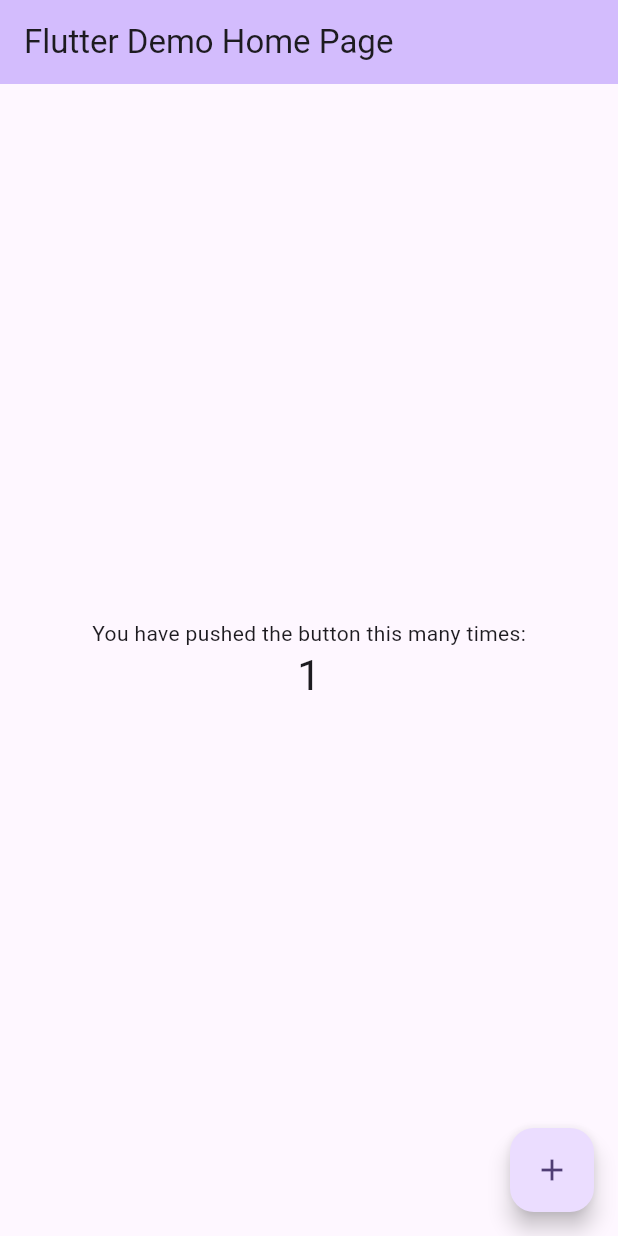
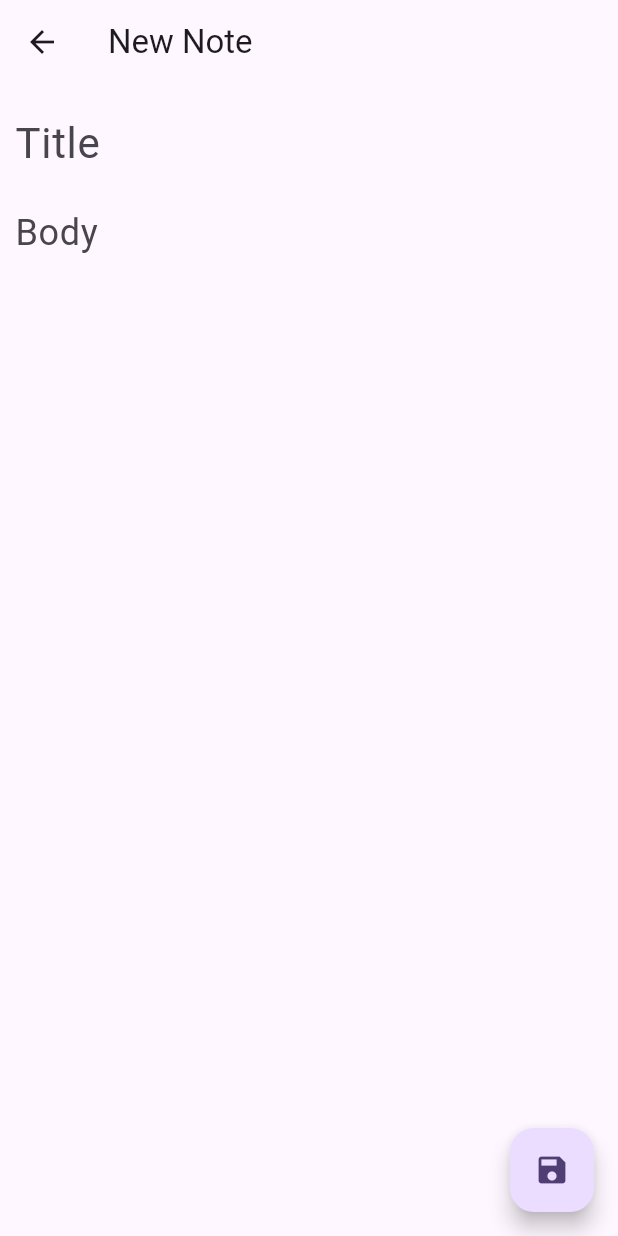
Before and after one commit to rckash/hive_crud_app, a Flutter app: the screen it shows after launch, after a tap on the "add" icon, on a phone screen of 412 x 824 dp. Run offline on Flutter 3.47's test engine with Material 2 defaults, Android fonts, the phone set to English and light mode, and no system bars.

Commit message:
added screens, a model, a widget for note creation

```diff
--- a/lib/main.dart
+++ b/lib/main.dart
@@ -1,4 +1,5 @@
 import 'package:flutter/material.dart';
+import 'package:hive_crud_app/screens/home_screen.dart';
 
 void main() {
   runApp(const MyApp());
@@ -13,113 +14,10 @@ class MyApp extends StatelessWidget {
     return MaterialApp(
       title: 'Flutter Demo',
       theme: ThemeData(
-        // This is the theme of your application.
-        //
-        // TRY THIS: Try running your application with "flutter run". You'll see
-        // the application has a blue toolbar. Then, without quitting the app,
-        // try changing the seedColor in the colorScheme below to Colors.green
-        // and then invoke "hot reload" (save your changes or press the "hot
-        // reload" button in a Flutter-supported IDE, or press "r" if you used
-        // the command line to start the app).
-        //
-        // Notice that the counter didn't reset back to zero; the application
-        // state is not lost during the reload. To reset the state, use hot
-        // restart instead.
-        //
-        // This works for code too, not just values: Most code changes can be
-        // tested with just a hot reload.
         colorScheme: ColorScheme.fromSeed(seedColor: Colors.deepPurple),
         useMaterial3: true,
       ),
-      home: const MyHomePage(title: 'Flutter Demo Home Page'),
+      home: const HomeScreen(),
     );
   }
 }
-
-class MyHomePage extends StatefulWidget {
-  const MyHomePage({super.key, required this.title});
-
-  // This widget is the home page of your application. It is stateful, meaning
-  // that it has a State object (defined below) that contains fields that affect
-  // how it looks.
-
-  // This class is the configuration for the state. It holds the values (in this
-  // case the title) provided by the parent (in this case the App widget) and
-  // used by the build method of the State. Fields in a Widget subclass are
-  // always marked "final".
-
-  final String title;
-
-  @override
-  State<MyHomePage> createState() => _MyHomePageState();
-}
-
-class _MyHomePageState extends State<MyHomePage> {
-  int _counter = 0;
-
-  void _incrementCounter() {
-    setState(() {
-      // This call to setState tells the Flutter framework that something has
-      // changed in this State, which causes it to rerun the build method below
-      // so that the display can reflect the updated values. If we changed
-      // _counter without calling setState(), then the build method would not be
-      // called again, and so nothing would appear to happen.
-      _counter++;
-    });
-  }
-
-  @override
-  Widget build(BuildContext context) {
-    // This method is rerun every time setState is called, for instance as done
-    // by the _incrementCounter method above.
-    //
-    // The Flutter framework has been optimized to make rerunning build methods
-    // fast, so that you can just rebuild anything that needs updating rather
-    // than having to individually change instances of widgets.
-    return Scaffold(
-      appBar: AppBar(
-        // TRY THIS: Try changing the color here to a specific color (to
-        // Colors.amber, perhaps?) and trigger a hot reload to see the AppBar
-        // change color while the other colors stay the same.
-        backgroundColor: Theme.of(context).colorScheme.inversePrimary,
-        // Here we take the value from the MyHomePage object that was created by
-        // the App.build method, and use it to set our appbar title.
-        title: Text(widget.title),
-      ),
-      body: Center(
-        // Center is a layout widget. It takes a single child and positions it
-        // in the middle of the parent.
-        child: Column(
-          // Column is also a layout widget. It takes a list of children and
-          // arranges them vertically. By default, it sizes itself to fit its
-          // children horizontally, and tries to be as tall as its parent.
-          //
-          // Column has various properties to control how it sizes itself and
-          // how it positions its children. Here we use mainAxisAlignment to
-          // center the children vertically; the main axis here is the vertical
-          // axis because Columns are vertical (the cross axis would be
-          // horizontal).
-          //
-          // TRY THIS: Invoke "debug painting" (choose the "Toggle Debug Paint"
-          // action in the IDE, or press "p" in the console), to see the
-          // wireframe for each widget.
-          mainAxisAlignment: MainAxisAlignment.center,
-          children: <Widget>[
-            const Text(
-              'You have pushed the button this many times:',
-            ),
-            Text(
-              '$_counter',
-              style: Theme.of(context).textTheme.headlineMedium,
-            ),
-          ],
-        ),
-      ),
-      floatingActionButton: FloatingActionButton(
-        onPressed: _incrementCounter,
-        tooltip: 'Increment',
-        child: const Icon(Icons.add),
-      ), // This trailing comma makes auto-formatting nicer for build methods.
-    );
-  }
-}
--- /dev/null
+++ b/lib/models/note_model.dart
@@ -0,0 +1,6 @@
+class Note{
+  final String title;
+  final String body;
+
+  Note({required this.title, required this.body});
+}
--- /dev/null
+++ b/lib/screens/create_note.dart
@@ -0,0 +1,73 @@
+
+import 'package:flutter/material.dart';
+import 'package:hive_crud_app/models/note_model.dart';
+
+class CreateNote extends StatefulWidget {
+  const CreateNote({super.key});
+
+  @override
+  State<CreateNote> createState() => _CreateNoteState();
+}
+
+class _CreateNoteState extends State<CreateNote> {
+
+  final titleController = TextEditingController();
+  final bodyController = TextEditingController();
+
+  @override
+  Widget build(BuildContext context) {
+    return Scaffold(
+      appBar: AppBar(
+        title: const Text(
+          "New Note"
+        ),
+      ),
+
+      body: Padding(
+        padding: const EdgeInsets.all(10),
+        child: Column(
+          children: [
+            TextFormField(
+              controller: titleController,
+              style: const TextStyle(
+                fontSize: 28
+              ),
+          decoration: const InputDecoration(
+            border: InputBorder.none,
+            hintText: "Title"
+          ),
+              ),
+            const SizedBox(height: 5),
+            TextFormField(
+              controller: bodyController,
+              style: const TextStyle(
+                  fontSize: 24
+              ),
+              decoration: const InputDecoration(
+                  border: InputBorder.none,
+                  hintText: "Body"
+              ),
+            ),
+          ],
+        ),
+      ),
+
+      floatingActionButton: FloatingActionButton(
+        onPressed: (){
+          if(titleController.text.isEmpty){
+            return;
+          }
+          if(bodyController.text.isEmpty){
+            return;
+          }
+
+          final note = Note(
+              title: titleController.text,
+              body: bodyController.text
+          );
+        },
+        child: const Icon(Icons.save),
+      ),
+    );
+  }
+}
--- /dev/null
+++ b/lib/screens/home_screen.dart
@@ -0,0 +1,33 @@
+import 'package:flutter/material.dart';
+import 'package:hive_crud_app/models/note_model.dart';
+import 'package:hive_crud_app/screens/create_note.dart';
+
+class HomeScreen extends StatefulWidget {
+  const HomeScreen({super.key});
+
+  @override
+  State<HomeScreen> createState() => _HomeScreenState();
+}
+
+class _HomeScreenState extends State<HomeScreen> {
+
+  List<Note> notes = List.empty(growable: true);
+
+  @override
+  Widget build(BuildContext context) {
+    return Scaffold(
+      appBar: AppBar(
+        title: const Text(
+          "Hive CRUD"
+        ),
+        centerTitle: true,
+      ),
+      floatingActionButton: FloatingActionButton(
+        onPressed: (){
+          Navigator.of(context).push(MaterialPageRoute(builder: (context)=> const CreateNote()));
+        },
+        child: const Icon(Icons.add),
+      ),
+    );
+  }
+}
--- /dev/null
+++ b/lib/widgets/note_card.dart
@@ -0,0 +1,14 @@
+import 'package:flutter/material.dart';
+
+class NoteCard extends StatelessWidget {
+  const NoteCard({super.key});
+
+  @override
+  Widget build(BuildContext context) {
+    return InkWell(
+      onTap: (){
+        Navigator.of(context).push(MaterialPageRoute(builder: (context)=>NoteView(note, index,)))
+      },
+    )
+  }
+}
```
